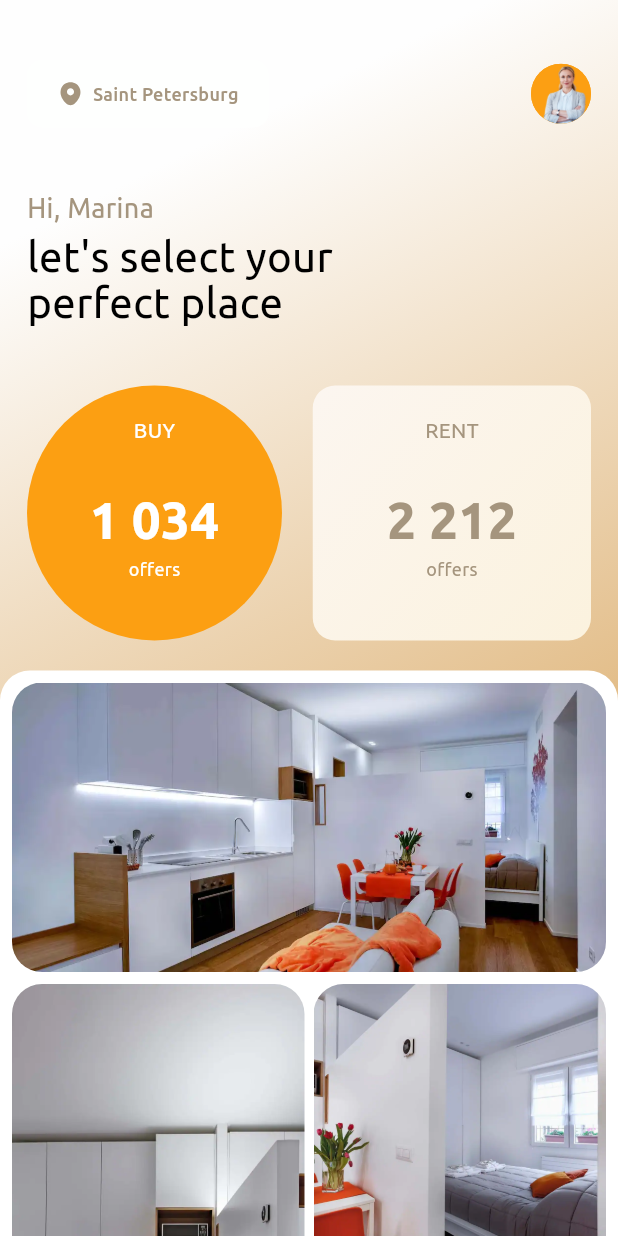
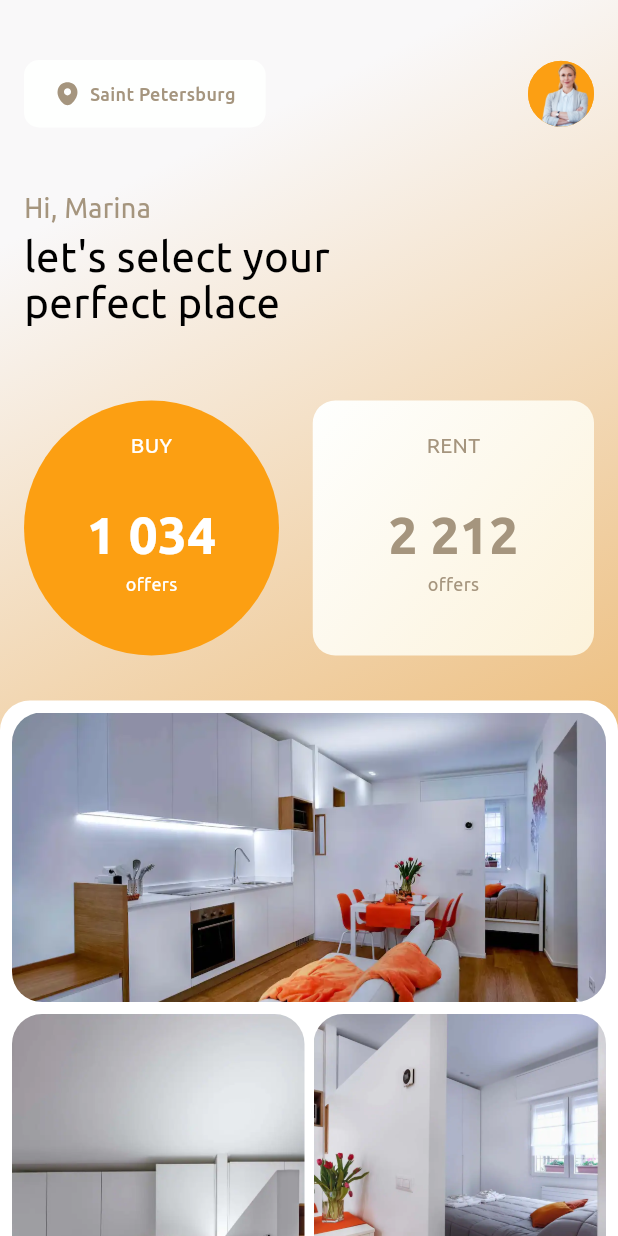
Before and after one commit to ercross/moniepoint, a Flutter app: the screen it shows after launch, on a phone screen of 412 x 824 dp. Run offline on Flutter 3.47's test engine with Material 3 defaults, Android fonts, the phone set to English and light mode, and no system bars; our stand-ins replace flutter_svg.

Commit message:
minor ui-to-design correlation improvement

```diff
--- a/lib/app/ui/screens/home/screen.dart
+++ b/lib/app/ui/screens/home/screen.dart
@@ -1,4 +1,5 @@
 import 'package:flutter/material.dart';
+import 'package:flutter/services.dart';
 import 'package:flutter_staggered_grid_view/flutter_staggered_grid_view.dart';
 import 'package:flutter_svg/svg.dart';
 import 'package:moniepoint/app/ui/graphics.dart';
@@ -10,10 +11,15 @@ part 'widgets/properties_section.dart';
 class HomeScreen extends StatelessWidget {
   const HomeScreen({super.key});
   static const String route = "home";
-  static const double _topScreenPadding = 18.0;
+  static const double _topScreenPadding = 16.0;
 
   @override
   Widget build(BuildContext context) {
+    SystemChrome.setSystemUIOverlayStyle(const SystemUiOverlayStyle(
+      statusBarColor: Colors.transparent, // Transparent status bar
+      statusBarIconBrightness: Brightness.dark, // Dark icons (black)
+      statusBarBrightness: Brightness.light, // For iOS devices
+    ));
     return Scaffold(
         body: Container(
       decoration: BoxDecoration(
@@ -63,10 +69,11 @@ class HomeScreen extends StatelessWidget {
                       color: Theme.of(context).colorScheme.tertiary),
                 ),
               ),
-              const SizedBox(height: 40),
+              const SizedBox(height: 50),
               const _OffersCount(
                 itemsHeight: 170,
               ),
+
               const _PropertiesSectionView()
             ],
           ),
--- a/lib/app/ui/screens/home/widgets/app_bar.dart
+++ b/lib/app/ui/screens/home/widgets/app_bar.dart
@@ -15,7 +15,7 @@ class _AppBar extends StatelessWidget {
           const _LocationView(),
           const Expanded(child: SizedBox()),
           CircleAvatar(
-            radius: 20,
+            radius: 22,
             foregroundImage: Image.asset(AppImage.profilePics).image,
           )
         ],
--- a/lib/app/ui/screens/home/widgets/offers_count.dart
+++ b/lib/app/ui/screens/home/widgets/offers_count.dart
@@ -6,9 +6,10 @@ class _OffersCount extends StatelessWidget {
 
   @override
   Widget build(BuildContext context) {
-    return Padding(
-      padding: const EdgeInsets.fromLTRB(
-          HomeScreen._topScreenPadding, 0, HomeScreen._topScreenPadding, 20),
+    return Container(
+      margin: const EdgeInsets.only(bottom: 30),
+      padding:
+          const EdgeInsets.symmetric(horizontal: HomeScreen._topScreenPadding),
       child: Row(
         mainAxisAlignment: MainAxisAlignment.spaceBetween,
         children: [
--- a/lib/app/ui/theme.dart
+++ b/lib/app/ui/theme.dart
@@ -3,12 +3,12 @@ import 'package:flutter/material.dart';
 abstract class _LightThemeColor {
   static const Color primary = Color(0xFFFC9F12);
   static const Color secondary = Color(0xFFA5957E);
-  static const Color backgroundLight = Color.fromARGB(255, 254, 254, 254);
-  static const Color backgroundDeep = Color.fromARGB(255, 216, 164, 91);
-
-  static const Color onBackgroundContainerLight = Color(0xFFFCF6F0);
+  static const Color backgroundLight = Color(0xFFF9F8F9);
+  static const Color backgroundDeep = Color.fromARGB(255, 233, 173, 90);
+  static const Color onBackgroundContainerLight =
+      Color(0xFFFEFFFE);
   static const Color onBackgroundContainerDeep =
-      Color.fromARGB(255, 251, 242, 222);
+      Color.fromARGB(255, 252, 242, 218);
 }
 
 abstract class AppTheme {
```
